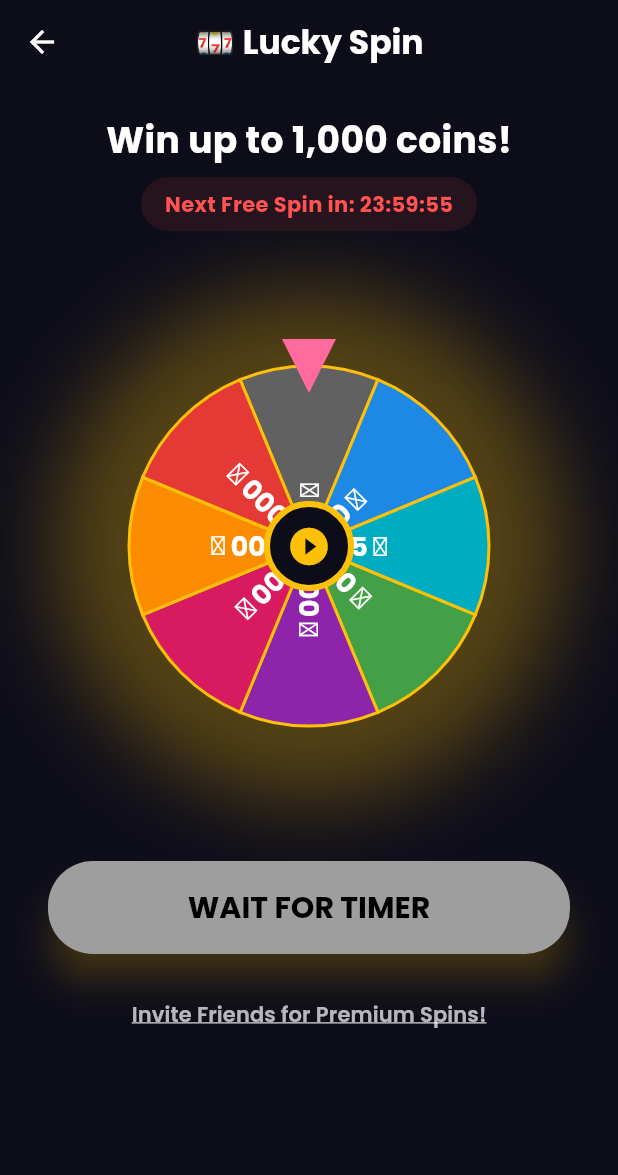
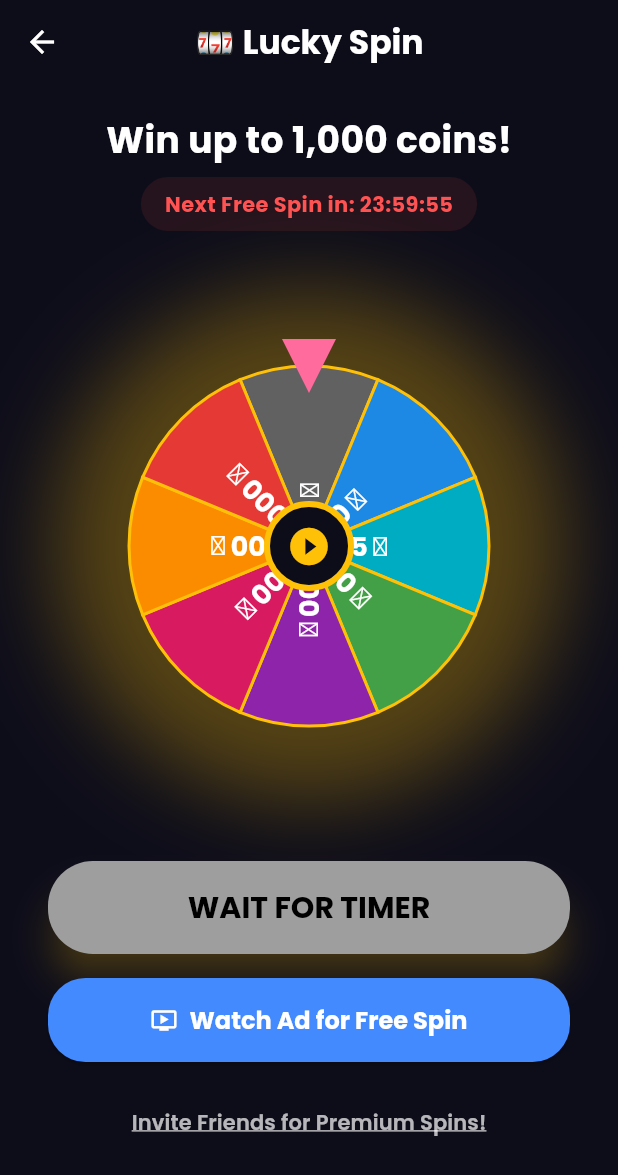
Before and after one commit to pandugammer004-lab/Build-WatchEarn-APK, a Flutter app: the AuthWrapper screen opened by its route, item 3 of the bottom bar chosen, after a tap on "Lucky Spin", on a phone screen of 412 x 824 dp. Shown: the top 1175 px of the screen. Run offline on Flutter 3.47's test engine with Material 3 defaults, Android fonts, the phone set to English and light mode, and no system bars; drawn by our look-alikes of flutter_fortune_wheel; our stand-ins replace animate_do, cached_network_image, cloud_firestore, confetti, firebase_auth, firebase_core and 14 more; accounts and stored records are empty; network calls fail.

Commit message:
Fix Profile mock data, fix Daily Bonus claim loop, add Watch Ad for Free Spin button

```diff
--- a/lib/data/models/user_model.dart
+++ b/lib/data/models/user_model.dart
@@ -37,6 +37,7 @@ class UserModel {
   final DateTime? lastScratchDate;
   final int premiumSpins;
   final int dailyEarned;
+  final DateTime? lastDailyBonusClaim;
 
   UserModel({
     required this.uid,
@@ -74,6 +75,7 @@ class UserModel {
     this.lastScratchDate,
     this.premiumSpins = 0,
     this.dailyEarned = 0,
+    this.lastDailyBonusClaim,
   });
 
   bool get isVip => vipPlan != 'free' && (vipExpiry == null || vipExpiry!.isAfter(DateTime.now()));
@@ -158,6 +160,7 @@ class UserModel {
       lastScratchDate: data['lastScratchDate'] != null ? (data['lastScratchDate'] as Timestamp).toDate() : null,
       premiumSpins: data['premiumSpins'] ?? 0,
       dailyEarned: data['dailyEarned'] ?? 0,
+      lastDailyBonusClaim: data['lastDailyBonusClaim'] != null ? (data['lastDailyBonusClaim'] as Timestamp).toDate() : null,
     );
   }
 
@@ -197,6 +200,7 @@ class UserModel {
       'lastScratchDate': lastScratchDate != null ? Timestamp.fromDate(lastScratchDate!) : null,
       'premiumSpins': premiumSpins,
       'dailyEarned': dailyEarned,
+      'lastDailyBonusClaim': lastDailyBonusClaim != null ? Timestamp.fromDate(lastDailyBonusClaim!) : null,
     };
   }
 
@@ -231,6 +235,7 @@ class UserModel {
     DateTime? lastScratchDate,
     int? premiumSpins,
     int? dailyEarned,
+    DateTime? lastDailyBonusClaim,
   }) {
     return UserModel(
       uid: uid,
@@ -268,6 +273,7 @@ class UserModel {
       lastScratchDate: lastScratchDate ?? this.lastScratchDate,
       premiumSpins: premiumSpins ?? this.premiumSpins,
       dailyEarned: dailyEarned ?? this.dailyEarned,
+      lastDailyBonusClaim: lastDailyBonusClaim ?? this.lastDailyBonusClaim,
     );
   }
 }
--- a/lib/data/providers/user_provider.dart
+++ b/lib/data/providers/user_provider.dart
@@ -73,9 +73,17 @@ class UserProvider extends ChangeNotifier {
     if (_user == null) return;
     try {
       final now = DateTime.now();
-      // Simple check: if streak is updated today, they claimed it?
-      // Actually, let's just add coins and we can add a 'lastBonusClaim' field later or just rely on UI state for now.
-      // Better yet, just give them 100 coins for the bonus!
+      if (_user!.lastDailyBonusClaim != null) {
+        final last = _user!.lastDailyBonusClaim!;
+        if (last.year == now.year && last.month == now.month && last.day == now.day) {
+          return; // Already claimed today
+        }
+      }
+
+      _user = _user!.copyWith(lastDailyBonusClaim: now);
+      await _firestoreService.updateUser(_user!.uid, {
+        'lastDailyBonusClaim': FieldValue.serverTimestamp(),
+      });
       await updateCoins(100, 'Daily Bonus');
     } catch (e) {
       debugPrint("Error claiming daily bonus: $e");
--- a/lib/screens/earn/earn_screen.dart
+++ b/lib/screens/earn/earn_screen.dart
@@ -90,6 +90,17 @@ class EarnScreen extends StatelessWidget {
   }
 
   Widget _buildDailyBonus(BuildContext context) {
+    final userProvider = Provider.of<UserProvider>(context);
+    final user = userProvider.user;
+    bool hasClaimed = false;
+    if (user != null && user.lastDailyBonusClaim != null) {
+      final last = user.lastDailyBonusClaim!;
+      final now = DateTime.now();
+      if (last.year == now.year && last.month == now.month && last.day == now.day) {
+        hasClaimed = true;
+      }
+    }
+
     return Container(
       padding: const EdgeInsets.all(20),
       decoration: BoxDecoration(
@@ -100,7 +111,7 @@ class EarnScreen extends StatelessWidget {
         children: [
           Container(
             padding: const EdgeInsets.all(12),
-            decoration: BoxDecoration(
+            decoration: const BoxDecoration(
               color: Colors.white24,
               shape: BoxShape.circle,
             ),
@@ -113,23 +124,26 @@ class EarnScreen extends StatelessWidget {
               children: [
                 Text('Daily Login Bonus', style: GoogleFonts.poppins(color: Colors.white, fontWeight: FontWeight.bold, fontSize: 16)),
                 const SizedBox(height: 4),
-                const Text('🔥 Day 1 Streak!', style: TextStyle(color: Colors.amber, fontWeight: FontWeight.bold, fontSize: 12)),
+                Text('🔥 Day ${user?.streak ?? 1} Streak!', style: const TextStyle(color: Colors.amber, fontWeight: FontWeight.bold, fontSize: 12)),
               ],
             ),
           ),
           ElevatedButton(
-              onPressed: () {
-                final userProvider = Provider.of<UserProvider>(context, listen: false);
-                userProvider.claimDailyBonus();
+            onPressed: hasClaimed ? null : () async {
+              await userProvider.claimDailyBonus();
+              if (context.mounted) {
                 ScaffoldMessenger.of(context).showSnackBar(
                   const SnackBar(content: Text('Daily Bonus Claimed! +100 Coins')),
                 );
+              }
             },
             style: ElevatedButton.styleFrom(
               backgroundColor: Colors.white,
               foregroundColor: AppColors.primary,
+              disabledBackgroundColor: Colors.white54,
+              disabledForegroundColor: Colors.black54,
             ),
-              child: const Text('Claim'),
+            child: Text(hasClaimed ? 'Claimed' : 'Claim'),
           ),
         ],
       ),
--- a/lib/screens/earn/spin_wheel_screen.dart
+++ b/lib/screens/earn/spin_wheel_screen.dart
@@ -223,6 +223,32 @@ class _SpinWheelScreenState extends State<SpinWheelScreen> {
                       ),
                     ),
                   ),
+                  const SizedBox(height: 16),
+                  if (!hasFreeSpin && !hasPremium)
+                    Consumer<AdProvider>(
+                      builder: (context, adProvider, _) {
+                        return Padding(
+                          padding: const EdgeInsets.symmetric(horizontal: 32.0),
+                          child: ElevatedButton.icon(
+                            onPressed: _isSpinning ? null : () {
+                              adProvider.showRewardedAd(
+                                context,
+                                onReward: () {
+                                  _spin(context, true, false);
+                                },
+                              );
+                            },
+                            icon: const Icon(Icons.ondemand_video, color: Colors.white),
+                            label: const Text('Watch Ad for Free Spin', style: TextStyle(color: Colors.white, fontWeight: FontWeight.bold)),
+                            style: ElevatedButton.styleFrom(
+                              backgroundColor: Colors.blueAccent,
+                              minimumSize: const Size(double.infinity, 50),
+                              shape: RoundedRectangleBorder(borderRadius: BorderRadius.circular(25)),
+                            ),
+                          ),
+                        );
+                      }
+                    ),
                 ],
               );
             },
--- a/lib/screens/profile/profile_screen.dart
+++ b/lib/screens/profile/profile_screen.dart
@@ -34,7 +34,7 @@ class ProfileScreen extends StatelessWidget {
                     children: [
                       _buildStatsGrid(user),
                       const SizedBox(height: 24),
-                      _buildEarningsSummary(),
+                      _buildEarningsSummary(user),
                       const SizedBox(height: 24),
                       _buildRecentBadges(context),
                       const SizedBox(height: 24),
@@ -142,6 +142,11 @@ class ProfileScreen extends StatelessWidget {
   }
 
   Widget _buildStatsGrid(dynamic user) {
+    final int watchTimeMin = user?.totalWatchTimeSeconds != null ? user!.totalWatchTimeSeconds ~/ 60 : 0;
+    final int h = watchTimeMin ~/ 60;
+    final int m = watchTimeMin % 60;
+    final String watchTimeStr = h > 0 ? '${h}h ${m}m' : '${m}m';
+
     return GridView.count(
       crossAxisCount: 2,
       shrinkWrap: true,
@@ -150,10 +155,10 @@ class ProfileScreen extends StatelessWidget {
       mainAxisSpacing: 12,
       childAspectRatio: 1.5,
       children: [
-        _buildStatCard('🪙', 'Total Coins', Helpers.formatCoins(user?.coins ?? 0), 'Lifetime: 120K earned', Colors.amber),
-        _buildStatCard('📺', 'Videos Watched', '${user?.videosWatched ?? 0}', 'Today: ${user?.dailyVideosWatched ?? 0}', Colors.purple),
-        _buildStatCard('⏱️', 'Watch Time', '12h 30m', 'Avg: 45min/day', Colors.cyan),
-        _buildStatCard('🔥', 'Best Streak', '7 Days', 'Best ever: 14 days', Colors.orange),
+        _buildStatCard('🪙', 'Total Coins', Helpers.formatCoins(user?.coins ?? 0), 'Lifetime: ${Helpers.formatCoins(user?.totalEarned ?? 0)}', Colors.amber),
+        _buildStatCard('📺', 'Videos', '${user?.videosWatched ?? 0}', 'Today: ${user?.dailyVideosWatched ?? 0}', Colors.purple),
+        _buildStatCard('⏱️', 'Watch Time', watchTimeStr, 'Active User', Colors.cyan),
+        _buildStatCard('🔥', 'Best Streak', '${user?.streak ?? 0} Days', 'Current Streak', Colors.orange),
       ],
     );
   }
@@ -181,7 +186,7 @@ class ProfileScreen extends StatelessWidget {
     );
   }
 
-  Widget _buildEarningsSummary() {
+  Widget _buildEarningsSummary(dynamic user) {
     return Container(
       padding: const EdgeInsets.all(16),
       decoration: BoxDecoration(color: AppColors.cardColor, borderRadius: BorderRadius.circular(16), border: Border.all(color: Colors.white12)),
@@ -195,7 +200,7 @@ class ProfileScreen extends StatelessWidget {
               Container(
                 padding: const EdgeInsets.symmetric(horizontal: 8, vertical: 4),
                 decoration: BoxDecoration(color: Colors.white10, borderRadius: BorderRadius.circular(12)),
-                child: const Text('This Week', style: TextStyle(color: Colors.white, fontSize: 10)),
+                child: const Text('Lifetime', style: TextStyle(color: Colors.white, fontSize: 10)),
               ),
             ],
           ),
@@ -205,15 +210,15 @@ class ProfileScreen extends StatelessWidget {
             height: 150,
             width: double.infinity,
             decoration: BoxDecoration(color: Colors.white.withOpacity(0.05), borderRadius: BorderRadius.circular(8)),
-            child: const Center(child: Text('fl_chart Placeholder\n(Requires fl_chart package)', textAlign: TextAlign.center, style: TextStyle(color: Colors.white38))),
+            child: const Center(child: Text('Add fl_chart package to view graphs', textAlign: TextAlign.center, style: TextStyle(color: Colors.white38))),
           ),
           const SizedBox(height: 24),
           Row(
             mainAxisAlignment: MainAxisAlignment.spaceBetween,
             children: [
-              _buildSummaryItem('Total Earned', '15,400 🪙'),
-              _buildSummaryItem('Cash Value', '\$1.54'),
-              _buildSummaryItem('Best Day', 'Mon: 5,200'),
+              _buildSummaryItem('Total Earned', '${Helpers.formatCoins(user?.totalEarned ?? 0)} 🪙'),
+              _buildSummaryItem('Cash Value', '\$${((user?.coins ?? 0) / 10000).toStringAsFixed(2)}'),
+              _buildSummaryItem('Today', '${user?.dailyEarned ?? 0} 🪙'),
             ],
           ),
         ],
```
Lines whose indentation alone changed are shown as unchanged.
